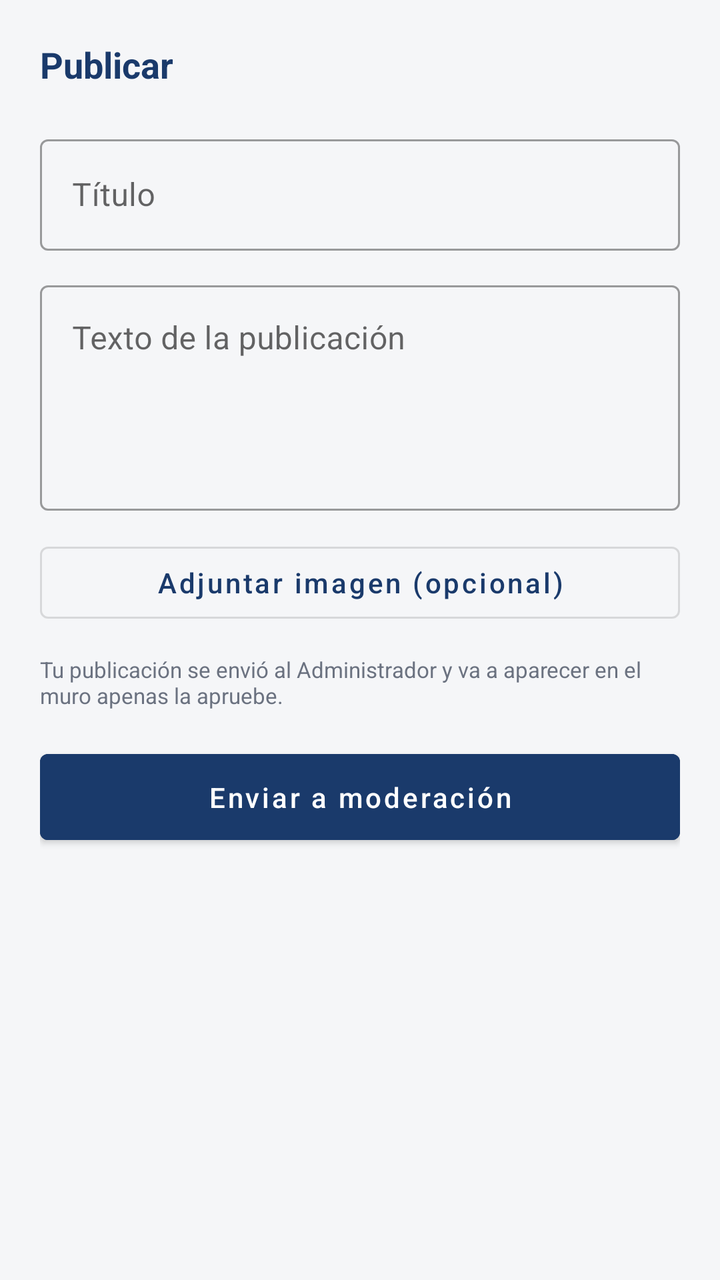
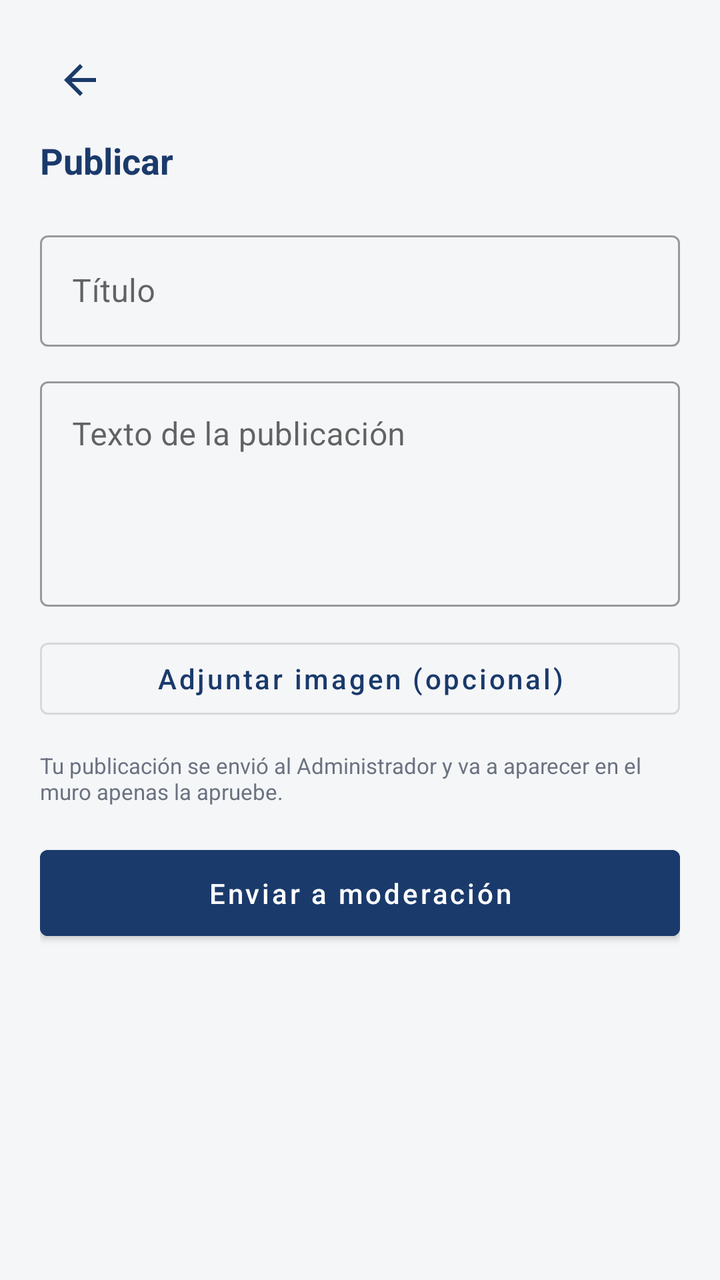

The first picture is an Android layout as it rendered before a commit; the second is the same layout after the commit. The layout source and the unified diff follow.
<!-- AndroidManifest.xml: application theme Theme.ConsorcioTransparente -->
<!-- res/layout/activity_create_post.xml -->
<?xml version="1.0" encoding="utf-8"?>
<ScrollView xmlns:android="http://schemas.android.com/apk/res/android"
    android:layout_width="match_parent"
    android:layout_height="match_parent"
    android:background="@color/background"
    android:fillViewport="true">

    <LinearLayout
        android:layout_width="match_parent"
        android:layout_height="wrap_content"
        android:orientation="vertical"
        android:padding="20dp">

        <TextView
            android:layout_width="wrap_content"
            android:layout_height="wrap_content"
            android:text="@string/muro_new_post"
            android:textColor="@color/navy"
            android:textSize="18sp"
            android:textStyle="bold" />

        <com.google.android.material.textfield.TextInputLayout
            android:layout_width="match_parent"
            android:layout_height="wrap_content"
            android:layout_marginTop="20dp"
            style="@style/Widget.MaterialComponents.TextInputLayout.OutlinedBox">

            <com.google.android.material.textfield.TextInputEditText
                android:id="@+id/inputTitle"
                android:layout_width="match_parent"
                android:layout_height="wrap_content"
                android:hint="@string/post_title_hint" />
        </com.google.android.material.textfield.TextInputLayout>

        <com.google.android.material.textfield.TextInputLayout
            android:layout_width="match_parent"
            android:layout_height="wrap_content"
            android:layout_marginTop="12dp"
            style="@style/Widget.MaterialComponents.TextInputLayout.OutlinedBox">

            <com.google.android.material.textfield.TextInputEditText
                android:id="@+id/inputBody"
                android:layout_width="match_parent"
                android:layout_height="wrap_content"
                android:gravity="top"
                android:hint="@string/post_body_hint"
                android:inputType="textMultiLine"
                android:minLines="4" />
        </com.google.android.material.textfield.TextInputLayout>

        <ImageView
            android:id="@+id/imagePreview"
            android:layout_width="match_parent"
            android:layout_height="160dp"
            android:layout_marginTop="16dp"
            android:background="@drawable/bg_metric_card"
            android:scaleType="centerCrop"
            android:visibility="gone" />

        <Button
            android:id="@+id/buttonAttachImage"
            android:layout_width="match_parent"
            android:layout_height="wrap_content"
            android:layout_marginTop="12dp"
            android:text="@string/post_attach_image"
            android:textAllCaps="false"
            style="@style/Widget.MaterialComponents.Button.OutlinedButton" />

        <TextView
            android:layout_width="match_parent"
            android:layout_height="wrap_content"
            android:layout_marginTop="12dp"
            android:text="@string/post_pending_notice"
            android:textColor="@color/text_secondary"
            android:textSize="11sp" />

        <ProgressBar
            android:id="@+id/progressBar"
            android:layout_width="wrap_content"
            android:layout_height="wrap_content"
            android:layout_marginTop="16dp"
            android:layout_gravity="center"
            android:visibility="gone" />

        <TextView
            android:id="@+id/textError"
            android:layout_width="match_parent"
            android:layout_height="wrap_content"
            android:layout_marginTop="8dp"
            android:textColor="@color/tag_red_fg"
            android:textSize="12sp"
            android:visibility="gone" />

        <Button
            android:id="@+id/buttonPublish"
            android:layout_width="match_parent"
            android:layout_height="wrap_content"
            android:layout_marginTop="16dp"
            android:backgroundTint="@color/navy"
            android:paddingVertical="12dp"
            android:text="@string/post_publish"
            android:textAllCaps="false" />

    </LinearLayout>
</ScrollView>
<!-- resources referenced by this layout -->
<resources>
  <color name="background">#F5F6F8</color>
  <color name="navy">#1A3A6B</color>
  <color name="tag_red_fg">#991B1B</color>
  <color name="text_secondary">#6B7280</color>
  <!-- drawable bg_metric_card (drawable) -->
  <?xml version="1.0" encoding="utf-8"?>
  <shape xmlns:android="http://schemas.android.com/apk/res/android">
      <solid android:color="@color/surface_secondary" />
      <corners android:radius="10dp" />
  </shape>
  <string name="muro_new_post">Publicar</string>
  <string name="post_attach_image">Adjuntar imagen (opcional)</string>
  <string name="post_body_hint">Texto de la publicación</string>
  <string name="post_pending_notice">Tu publicación se envió al Administrador y va a aparecer en el muro apenas la apruebe.</string>
  <string name="post_publish">Enviar a moderación</string>
  <string name="post_title_hint">Título</string>
  <style name="Theme.ConsorcioTransparente" parent="Theme.MaterialComponents.DayNight.NoActionBar">
          <item name="colorPrimary">@color/navy</item>
          <item name="colorPrimaryDark">@color/navy_dark</item>
          <item name="colorAccent">@color/blue_accent</item>
          <item name="android:windowBackground">@color/background</item>
          <item name="android:statusBarColor" tools:targetApi="l">@color/navy</item>
      </style>
  <color name="surface_secondary">#F1F3F5</color>
  <color name="navy_dark">#0F2647</color>
  <color name="blue_accent">#3B82F6</color>
</resources>

<!-- the commit's change to res/layout/activity_create_post.xml (unified diff, before → after) -->
@@ -10,6 +10,17 @@
         android:layout_height="wrap_content"
         android:orientation="vertical"
         android:padding="20dp">
+
+        <ImageButton
+            android:id="@+id/buttonBack"
+            android:layout_width="40dp"
+            android:layout_height="40dp"
+            android:layout_gravity="start"
+            android:layout_marginBottom="8dp"
+            android:background="?attr/selectableItemBackgroundBorderless"
+            android:contentDescription="@string/back"
+            android:src="@drawable/ic_back"
+            android:tint="@color/navy" />
 
         <TextView
             android:layout_width="wrap_content"
@@ -71,7 +82,7 @@
             android:layout_height="wrap_content"
             android:layout_marginTop="12dp"
             android:text="@string/post_pending_notice"
-            android:textColor="@color/text_secondary"
+            android:textColor="?attr/colorTextSecondary"
             android:textSize="11sp" />
 
         <ProgressBar
<!-- resource entries referenced after the edit -->
@@ -10,18 +10,31 @@
       <solid android:color="@color/surface_secondary" />
       <corners android:radius="10dp" />
   </shape>
+  <!-- drawable ic_back (drawable) -->
+  <?xml version="1.0" encoding="utf-8"?>
+  <vector xmlns:android="http://schemas.android.com/apk/res/android"
+      android:width="24dp"
+      android:height="24dp"
+      android:viewportWidth="24"
+      android:viewportHeight="24">
+      <path
+          android:fillColor="#FF000000"
+          android:pathData="M20,11H7.83l5.59,-5.59L12,4l-8,8 8,8 1.41,-1.41L7.83,13H20v-2z" />
+  </vector>
+  <string name="back">Volver</string>
   <string name="muro_new_post">Publicar</string>
   <string name="post_attach_image">Adjuntar imagen (opcional)</string>
   <string name="post_body_hint">Texto de la publicación</string>
   <string name="post_pending_notice">Tu publicación se envió al Administrador y va a aparecer en el muro apenas la apruebe.</string>
   <string name="post_publish">Enviar a moderación</string>
   <string name="post_title_hint">Título</string>
-  <style name="Theme.ConsorcioTransparente" parent="Theme.MaterialComponents.DayNight.NoActionBar">
+  <style name="Theme.ConsorcioTransparente" parent="Theme.MaterialComponents.Light.NoActionBar">
           <item name="colorPrimary">@color/navy</item>
           <item name="colorPrimaryDark">@color/navy_dark</item>
           <item name="colorAccent">@color/blue_accent</item>
           <item name="android:windowBackground">@color/background</item>
           <item name="android:statusBarColor" tools:targetApi="l">@color/navy</item>
+          <item name="colorTextSecondary">@color/text_secondary</item>
       </style>
   <color name="surface_secondary">#F1F3F5</color>
   <color name="navy_dark">#0F2647</color>
